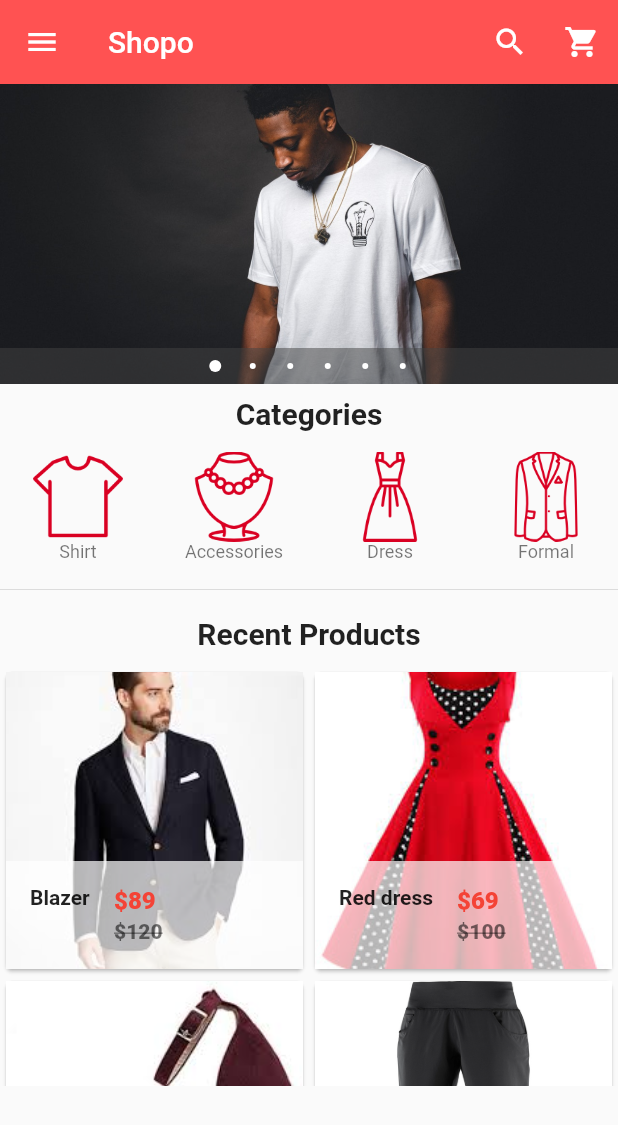
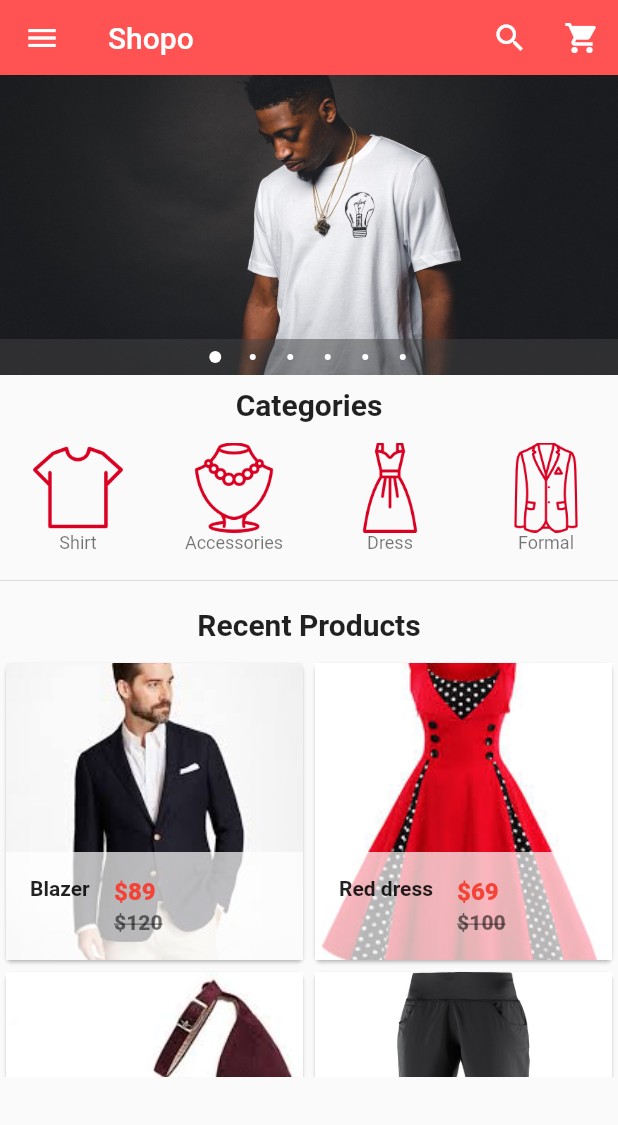
Before and after one commit to HoussamEzzin/shopo, a Flutter app: the screen it shows after launch, on a phone screen of 412 x 824 dp. Shown: the top 1125 px of the screen. Run offline on Flutter 3.47's test engine with Material 2 defaults, Android fonts, the phone set to English and light mode, and no system bars; drawn by our look-alikes of carousel_pro.

Commit message:
extracting app bar

```diff
--- /dev/null
+++ b/lib/components/appBar.dart
@@ -0,0 +1,28 @@
+import 'package:flutter/material.dart';
+
+class MyAppBar extends StatelessWidget {
+  const MyAppBar({Key? key}) : super(key: key);
+
+  @override
+  Widget build(BuildContext context) {
+    return AppBar(
+      elevation: 0.1,
+      backgroundColor: Colors.redAccent,
+      title: Text('Shopo'),
+      actions: [
+        IconButton(
+            onPressed: () {},
+            icon: Icon(
+              Icons.search,
+              color: Colors.white,
+            )),
+        IconButton(
+            onPressed: () {},
+            icon: Icon(
+              Icons.shopping_cart,
+              color: Colors.white,
+            ))
+      ],
+    );
+  }
+}
--- a/lib/home.dart
+++ b/lib/home.dart
@@ -1,3 +1,4 @@
+import 'package:e_commerce_app/components/appBar.dart';
 import 'package:flutter/material.dart';
 import 'package:carousel_pro/carousel_pro.dart';
 import 'package:e_commerce_app/components/horizontal_listview.dart';
@@ -34,24 +35,9 @@ class _HomePageState extends State<HomePage> {
     );
 
     return Scaffold(
-        appBar: AppBar(
-          elevation: 0,
-          backgroundColor: Colors.redAccent,
-          title: Text('Shopo'),
-          actions: [
-            IconButton(
-                onPressed: () {},
-                icon: Icon(
-                  Icons.search,
-                  color: Colors.white,
-                )),
-            IconButton(
-                onPressed: () {},
-                icon: Icon(
-                  Icons.shopping_cart,
-                  color: Colors.white,
-                ))
-          ],
+        appBar: PreferredSize(
+          preferredSize: Size.fromHeight(50.0),
+          child: MyAppBar(),
         ),
         drawer: Drawer(
             child: ListView(
@@ -127,7 +113,7 @@ class _HomePageState extends State<HomePage> {
                 ),
               ),
             ),
-
+            //recent products
             Container(
               height: 280.0,
               child: Products(),
```
Also changed, not shown: lib/pages/productDetails.dart (+14 -3 lines).
